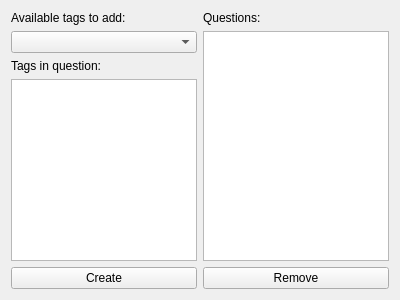
Above: Views/relationview.ui from ArkadiuszStanislawLega/Flashcards_Qt before the change. Below: the same form after it.
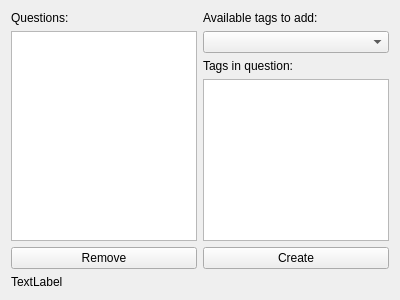
That is the form after the change.

Commit message: Update Relation view ui - added info label.

```diff
--- a/Views/relationview.ui
+++ b/Views/relationview.ui
@@ -13,7 +13,31 @@
   <property name="windowTitle">
    <string>Form</string>
   </property>
-  <layout class="QHBoxLayout" name="horizontalLayout">
+  <layout class="QVBoxLayout" name="verticalLayout_3">
+
+  <item>
+  <layout class="QHBoxLayout" name="horizontal_content">
+  <item>
+   <layout class="QVBoxLayout" name="verticalLayout_2">
+    <item>
+     <widget class="QLabel" name="l_questions">
+      <property name="text">
+       <string>Questions:</string>
+      </property>
+     </widget>
+    </item>
+    <item>
+     <widget class="QListView" name="lv_questions"/>
+    </item>
+    <item>
+     <widget class="QPushButton" name="b_remove_relation">
+      <property name="text">
+       <string>Remove</string>
+      </property>
+     </widget>
+    </item>
+   </layout>
+  </item>
    <item>
     <layout class="QVBoxLayout" name="verticalLayout">
      <item>
@@ -45,27 +69,15 @@
      </item>
     </layout>
    </item>
-   <item>
-    <layout class="QVBoxLayout" name="verticalLayout_2">
-     <item>
-      <widget class="QLabel" name="l_questions">
-       <property name="text">
-        <string>Questions:</string>
-       </property>
-      </widget>
-     </item>
-     <item>
-      <widget class="QListView" name="lv_questions"/>
-     </item>
-     <item>
-      <widget class="QPushButton" name="b_remove_relation">
-       <property name="text">
-        <string>Remove</string>
-       </property>
-      </widget>
-     </item>
-    </layout>
-   </item>
+  </layout>
+  </item>
+   <item>
+    <widget class="QLabel" name="l_info">
+     <property name="text">
+      <string>TextLabel</string>
+     </property>
+    </widget>
+   </item>
   </layout>
  </widget>
  <resources/>
```
Lines whose indentation alone changed are shown as unchanged.
